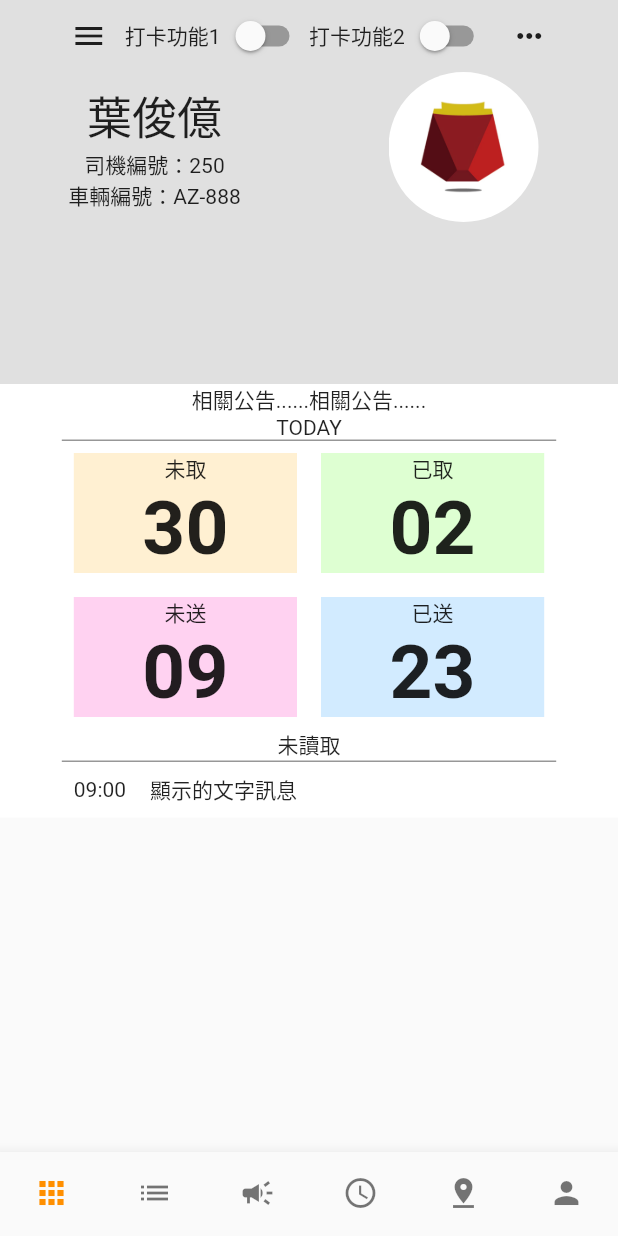
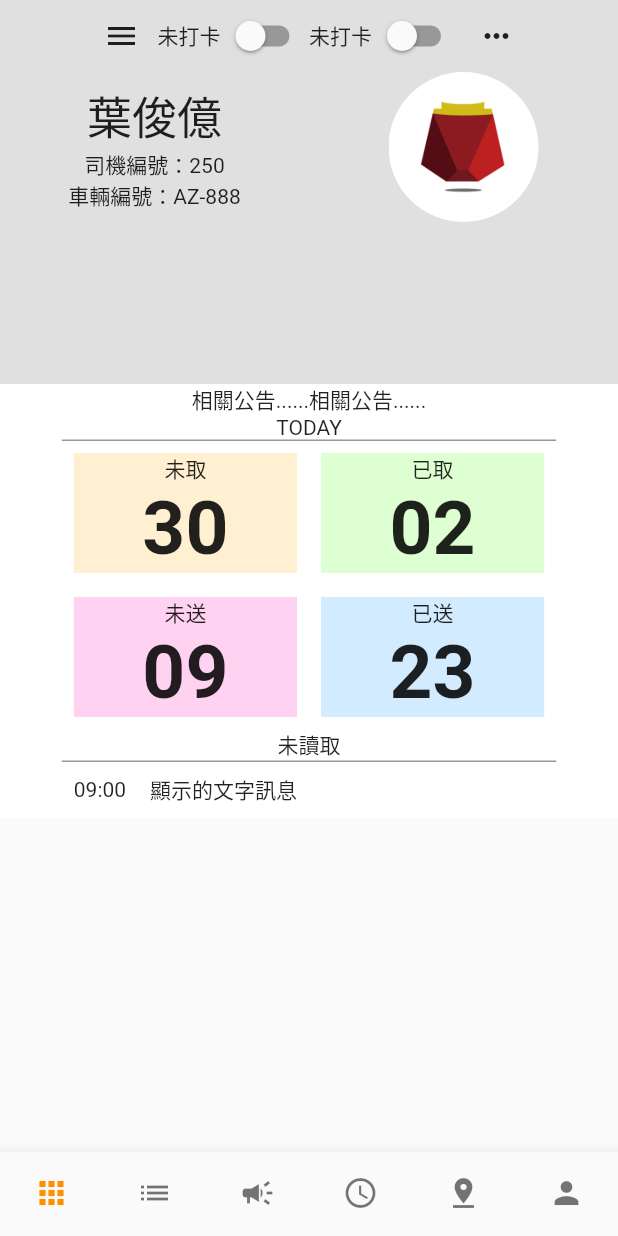
Before and after one commit to xuanzong06/atom_go, a Flutter app: the screen it shows after launch, on a phone screen of 412 x 824 dp. Run offline on Flutter 3.47's test engine with Material 2 defaults, Android fonts, the phone set to English and light mode, and no system bars; our stand-ins replace marquee, package_info_plus; missing offline and left inert: launch_review.

Commit message:
打卡功能ok

```diff
--- a/lib/FrontPage.dart
+++ b/lib/FrontPage.dart
@@ -1,4 +1,5 @@
 import 'package:flutter/material.dart';
+import 'package:intl/intl.dart';
 import 'HorizontalLine.dart';
 
 class FrontPage extends StatefulWidget {
@@ -11,6 +12,12 @@ class FrontPage extends StatefulWidget {
 class _FrontPageState extends State<FrontPage> {
   final _scaffoldKey =
       GlobalKey<ScaffoldState>(); //自定義IconButton.menu 需要這個值 1/3
+
+  bool punchStart = false;
+  bool punchEnd = false;
+  String punchStartStr = "未打卡";
+  String punchEndStr = "未打卡";
+
   @override
   Widget build(BuildContext context) {
     return MaterialApp(
@@ -64,17 +71,27 @@ class _FrontPageState extends State<FrontPage> {
                                     //自定義IconButton.menu 需要這個值 3/3
                                     icon: Icon(Icons.menu),
                                   ),
-                                  Text('打卡功能1'),
+                                  Text(punchStartStr),
                                   Switch(
-                                      value: false,
+                                      value: punchStart,
                                       onChanged: (value) {
-                                        value = true;
+                                        if(punchStart == false){ //只有false的時候才有功能
+                                          setState(() {
+                                            punchStart = !punchStart;
+                                            punchStartStr = DateFormat('HH:mm').format(DateTime.now()).toString();
+                                          });
+                                        }
                                       }),
-                                  Text('打卡功能2'),
+                                  Text(punchEndStr),
                                   Switch(
-                                      value: false,
+                                      value: punchEnd,
                                       onChanged: (value) {
-                                        value = true;
+                                        if(punchEnd == false){ //只有false的時候才有功能
+                                          setState(() {
+                                            punchEnd = !punchEnd;
+                                            punchEndStr = DateFormat('HH:mm').format(DateTime.now()).toString();
+                                          });
+                                        }
                                       }),
                                   IconButton(
                                     onPressed: () {},
```
